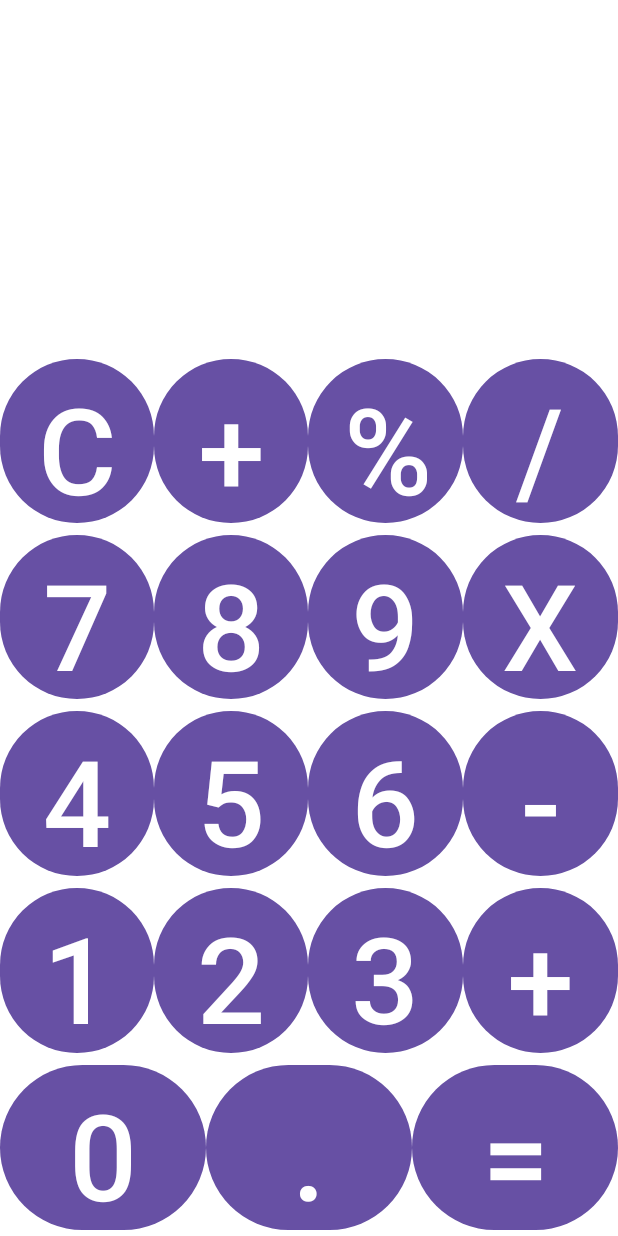
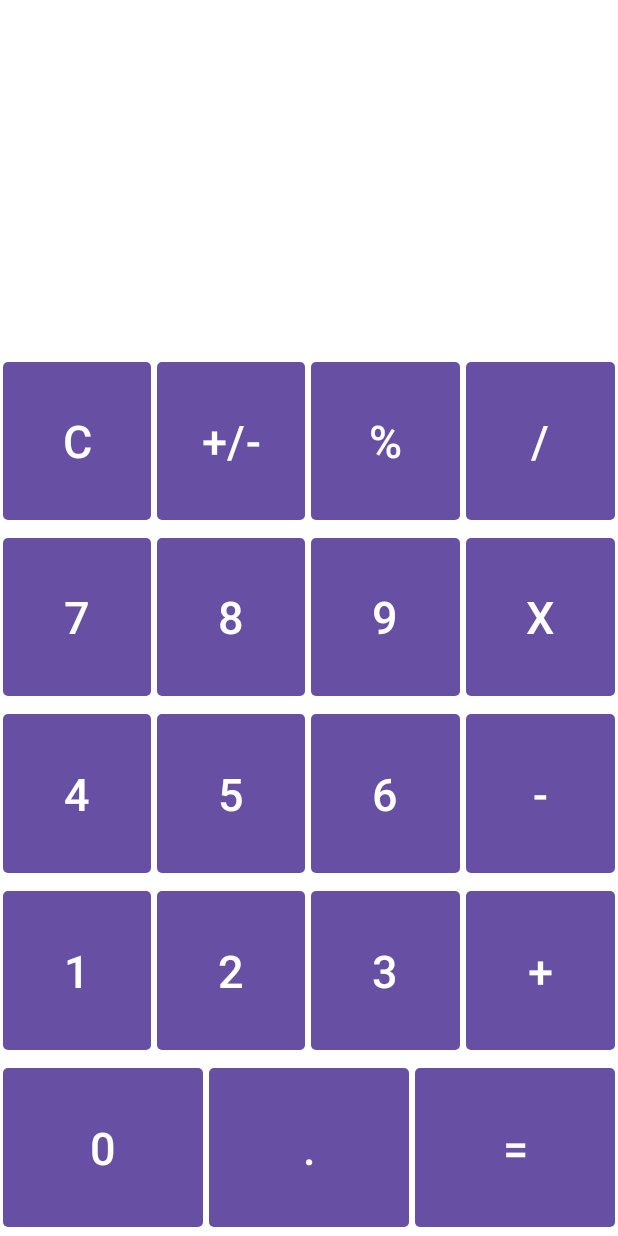
Before and after one commit to jfritz25/Calculator2.0, an Android app: the screen it shows after launch (MainActivity), on a phone screen of 412 x 824 dp. Run offline under Robolectric (Android 15) with nearby library versions, the phone set to English and light mode, and no system bars.

Commit message:
UI -> done

```diff
--- a/app/src/main/res/layout/activity_main.xml
+++ b/app/src/main/res/layout/activity_main.xml
@@ -18,10 +18,9 @@
             android:id="@+id/compTV"
             android:layout_width="match_parent"
             android:layout_height="wrap_content"
+            android:textStyle="bold"
             android:lines="2"
             android:maxLines="2"
-
-            android:text=""
             android:textAlignment="textEnd"
             android:textSize="80sp"
 
@@ -38,21 +37,30 @@
         <Button
             android:id="@+id/buttonClear"
             style="@style/buttonSymbol"
+            android:layout_margin="2dp"
+            app:cornerRadius = "3dp"
             android:text="C" />
 
         <Button
             android:id="@+id/buttonNegation"
             style="@style/buttonSymbol"
+            app:cornerRadius = "3dp"
+            android:layout_margin="2dp"
             android:text="+/-" />
 
         <Button
             android:id="@+id/buttonPercent"
             style="@style/buttonSymbol"
-            android:text="%" />
+            android:text="%"
+            android:layout_margin="2dp"
+            app:cornerRadius = "3dp"
+            />
 
         <Button
             android:id="@+id/buttonDivide"
             style="@style/buttonSymbol"
+            app:cornerRadius = "3dp"
+            android:layout_margin="2dp"
             android:text="/" />
     </LinearLayout>
 
@@ -63,23 +71,31 @@
             style="@style/buttonNumber"
             android:onClick="numberAction"
             android:text="7"
+            app:cornerRadius = "3dp"
+            android:layout_margin="2dp"
             android:textColor="@android:color/white" />
 
         <Button
             android:id="@+id/button8"
             style="@style/buttonNumber"
             android:text="8"
+            app:cornerRadius = "3dp"
+            android:layout_margin="2dp"
             android:textColor="@android:color/white" />
         />
 
         <Button
             android:id="@+id/button9"
             style="@style/buttonNumber"
+            app:cornerRadius = "3dp"
+            android:layout_margin="2dp"
             android:text="9" />
 
         <Button
             android:id="@+id/buttonX"
             style="@style/buttonSymbol"
+            app:cornerRadius = "3dp"
+            android:layout_margin="2dp"
             android:text="X" />
     </LinearLayout>
 
@@ -88,21 +104,30 @@
         <Button
             android:id="@+id/button4"
             style="@style/buttonNumber"
+            app:cornerRadius = "3dp"
+            android:layout_margin="2dp"
             android:text="4" />
 
         <Button
             android:id="@+id/button5"
             style="@style/buttonNumber"
+            app:cornerRadius = "3dp"
+            android:layout_margin="2dp"
             android:text="5" />
 
         <Button
             android:id="@+id/button6"
             style="@style/buttonNumber"
+            android:layout_margin="2dp"
+            app:cornerRadius = "3dp"
             android:text="6" />
 
+        <!-- -->
         <Button
             android:id="@+id/buttonSubtract"
             style="@style/buttonSymbol"
+            android:layout_margin="2dp"
+            app:cornerRadius = "3dp"
             android:text="-" />
     </LinearLayout>
 
@@ -111,21 +136,29 @@
         <Button
             android:id="@+id/button1"
             style="@style/buttonNumber"
+            app:cornerRadius = "3dp"
+            android:layout_margin="2dp"
             android:text="1" />
 
         <Button
             android:id="@+id/button2"
             style="@style/buttonNumber"
+            app:cornerRadius = "3dp"
+            android:layout_margin="2dp"
             android:text="2" />
 
         <Button
             android:id="@+id/button3"
             style="@style/buttonNumber"
+            app:cornerRadius = "3dp"
+            android:layout_margin="2dp"
             android:text="3" />
 
         <Button
             android:id="@+id/buttonAddition"
             style="@style/buttonSymbol"
+            app:cornerRadius = "3dp"
+            android:layout_margin="2dp"
             android:text="+" />
     </LinearLayout>
 
@@ -134,16 +167,22 @@
         <Button
             android:id="@+id/button0"
             style="@style/buttonNumber"
+            app:cornerRadius = "3dp"
+            android:layout_margin="2dp"
             android:text="0" />
 
         <Button
             android:id="@+id/buttonDecimal"
             style="@style/buttonSymbol"
+            android:layout_margin="2dp"
+            app:cornerRadius = "3dp"
             android:text="." />
 
         <Button
             android:id="@+id/buttonEqual"
             style="@style/buttonSymbol"
+            android:layout_margin="2dp"
+            app:cornerRadius = "3dp"
             android:text="=" />
     </LinearLayout>
 
--- a/app/src/main/res/values/colors.xml
+++ b/app/src/main/res/values/colors.xml
@@ -2,5 +2,5 @@
 <resources>
     <color name="white">#FFFFFFFF</color>
     <color name="black">#FF000000</color>
-    <color name="background">#673AB7</color>
+    <color name="background">#9B47FA</color>
 </resources>
--- a/app/src/main/res/values/styles.xml
+++ b/app/src/main/res/values/styles.xml
@@ -5,28 +5,27 @@
         <item name="android:layout_weight">1</item>
         <item name="android:layout_width">match_parent</item>
         <item name="android:layout_height">0dp</item>
+        <item name="android:textSize">80sp</item>
+
     </style>
 
     <style name="buttonNumber">
         <item name="android:layout_weight">1</item>
         <item name="android:layout_width">0dp</item>
         <item name="android:layout_height">match_parent</item>
-        <item name="android:textSize">80sp</item>
-        <item name="android:textColor">@color/white</item>
+        <item name="android:textSize">30sp</item>
         <item name="android:layout_gravity">center</item>
-        <item name="android:onClick">numberAction</item>
-        <item name="android:radius">12dp</item>
+        <item name="android:textColor">@android:color/white</item>
     </style>
 
     <style name="buttonSymbol">
         <item name="android:layout_weight">1</item>
         <item name="android:layout_width">0dp</item>
         <item name="android:layout_height">match_parent</item>
-        <item name="android:textSize">80sp</item>
-        <item name="android:textColor">@color/white</item>
+        <item name="android:textSize">30sp</item>
         <item name="android:layout_gravity">center</item>
+        <item name="android:textColor">@android:color/white</item>
         <item name="android:onClick">symbolAction</item>
-        <item name="android:radius">12dp</item>
 
     </style>
 
```
Also changed, not shown: app/src/main/java/com/example/calculator/MainActivity.kt (+24 -24 lines).
